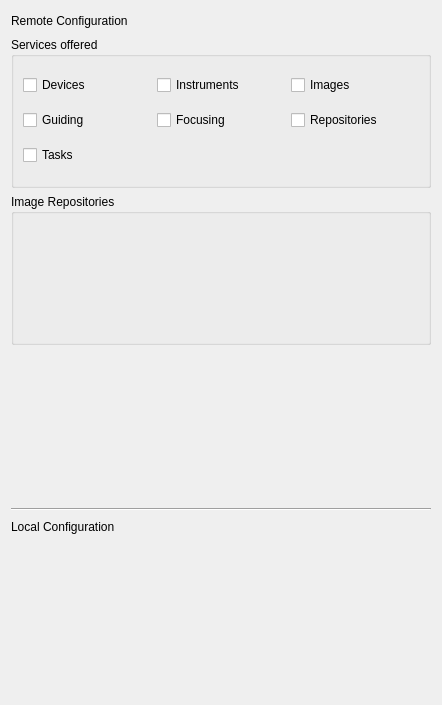
Qt form gui/snowgui/main/configurationdialog.ui (AndreasFMueller/AstroPhotography) before a commit.
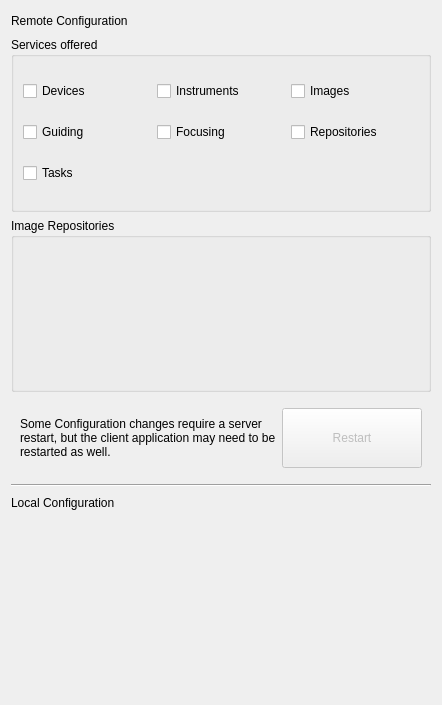
The same form after that commit. Custom widgets are drawn as their Qt base class.

Commit message: add restartability to client

The edit to the form file:
```diff
--- a/gui/snowgui/main/configurationdialog.ui
+++ b/gui/snowgui/main/configurationdialog.ui
@@ -104,7 +104,42 @@
     </widget>
    </item>
    <item>
-    <widget class="QWidget" name="widget" native="true"/>
+    <widget class="QWidget" name="restartWidget" native="true">
+     <property name="maximumSize">
+      <size>
+       <width>16777215</width>
+       <height>80</height>
+      </size>
+     </property>
+     <layout class="QGridLayout" name="gridLayout_2">
+      <item row="0" column="0">
+       <widget class="QLabel" name="restartLabel">
+        <property name="text">
+         <string>Some Configuration changes require a server restart, but the client application may need to be restarted as well.</string>
+        </property>
+        <property name="wordWrap">
+         <bool>true</bool>
+        </property>
+       </widget>
+      </item>
+      <item row="0" column="1">
+       <widget class="QPushButton" name="restartButton">
+        <property name="enabled">
+         <bool>false</bool>
+        </property>
+        <property name="minimumSize">
+         <size>
+          <width>0</width>
+          <height>60</height>
+         </size>
+        </property>
+        <property name="text">
+         <string>Restart</string>
+        </property>
+       </widget>
+      </item>
+     </layout>
+    </widget>
    </item>
    <item>
     <widget class="Line" name="line">
```
Left out of the diff: 2 changed lines with no effect on the pictures. The commit also changes 2 other files.
